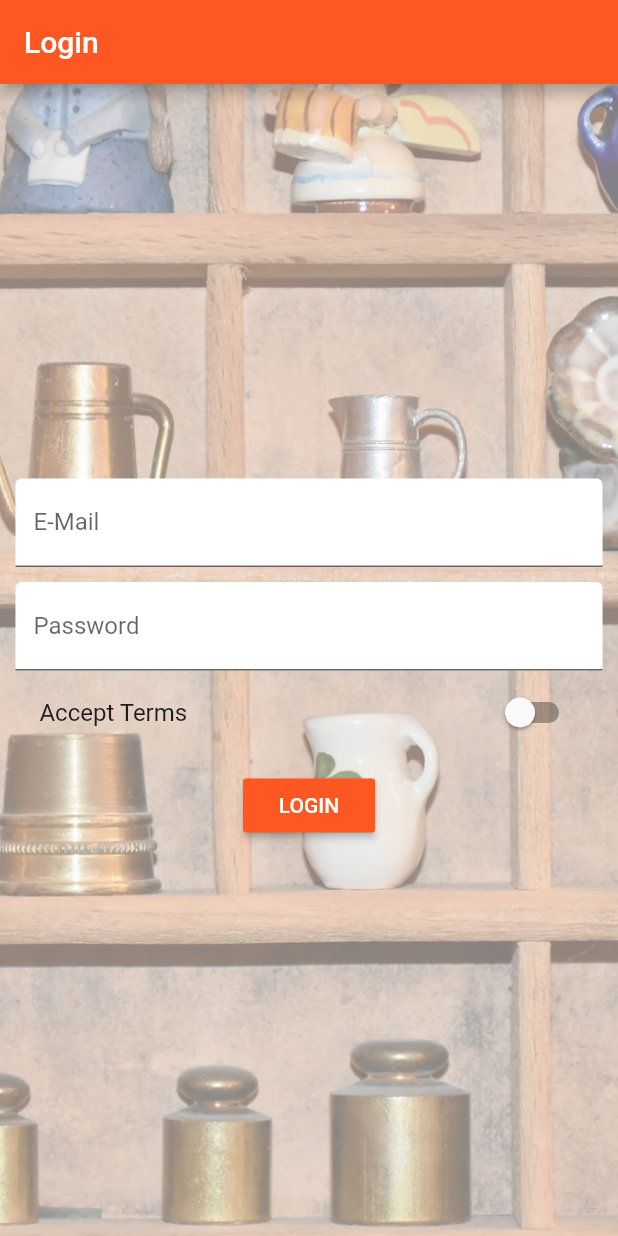
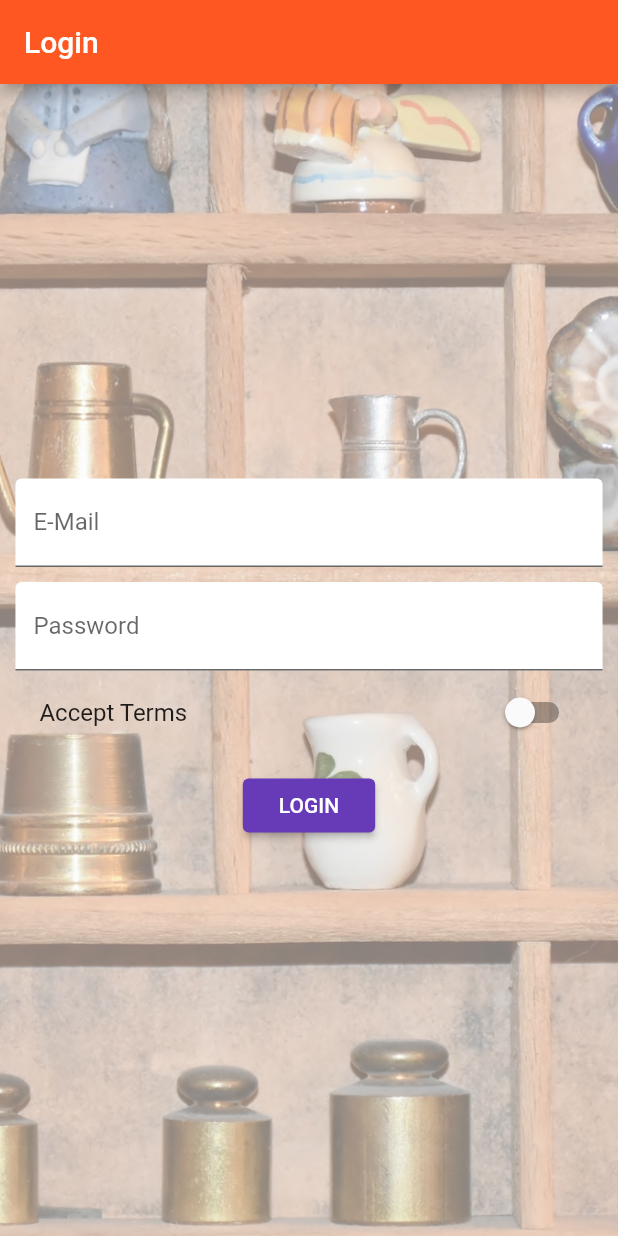
Before and after one commit to deepakpawade/shopapp, a Flutter app: the screen it shows after launch, on a phone screen of 412 x 824 dp. Run offline on Flutter 3.47's test engine with Material 2 defaults, Android fonts, the phone set to English and light mode, and no system bars.

Commit message:
Added Dark theme

```diff
--- a/lib/main.dart
+++ b/lib/main.dart
@@ -4,6 +4,7 @@ import './pages/productsAdmin.dart';
 import './pages/home.dart';
 import './pages/product.dart';
 import './pages/auth.dart';
+import './pages/settings.dart';
 
 void main() {
   // debugPaintSizeEnabled = true;
@@ -21,6 +22,20 @@ class MyApp extends StatefulWidget {
 
 class MyAppState extends State<MyApp> {
   List<Map<String, dynamic>> _products = [];
+  Brightness brightness;
+  bool _darkmode;
+  @override
+  void initState() {
+    _darkmode = false;
+    super.initState();
+  }
+
+  void _changeTheme(bool dark) {
+    setState(() {
+      brightness = (dark == true) ? Brightness.dark : Brightness.light;
+      _darkmode = (dark == true) ? true: false;
+    });
+  }
 
   void _addProduct(Map<String, dynamic> product) {
     print("addProduct function called ");
@@ -40,9 +55,17 @@ class MyAppState extends State<MyApp> {
     print("Material app build method");
     return new MaterialApp(
         theme: ThemeData(
-            brightness: Brightness.light,
-            primarySwatch: Colors.deepOrange,
-            accentColor: Colors.deepPurple),
+          brightness: brightness,
+          primarySwatch: Colors.deepOrange,
+          accentColor: Colors.deepPurple,
+          buttonTheme: ButtonThemeData(
+            buttonColor: Colors.deepPurple,
+            textTheme: ButtonTextTheme.primary,
+          ),
+
+          // buttonColor: Colors.deepPurple,
+          // buttonTheme: ButtonThemeData(textTheme: ButtonTextTheme.accent),
+        ),
         //home: Auth(),
         routes: {
           '/': (BuildContext context) {
@@ -53,11 +76,15 @@ class MyAppState extends State<MyApp> {
           },
           '/admin': (BuildContext context) {
             return ProductAdmin(_addProduct, _removeProduct);
-          }
+          },
+          '/settings': (BuildContext context) {
+            return Settings(_changeTheme,_darkmode);
+          },
         },
         onGenerateRoute: (RouteSettings settings) {
           List<String> pathElements = settings.name.split('/');
-          if (pathElements[0] != '') {  //before first / there's a empty string
+          if (pathElements[0] != '') {
+            //before first / there's a empty string
             return null;
           }
           if (pathElements[1] == 'product') {
--- a/lib/pages/auth.dart
+++ b/lib/pages/auth.dart
@@ -69,8 +69,6 @@ class _AuthState extends State<Auth> {
 
   Widget _buildLoginButton(BuildContext context) {
     return RaisedButton(
-      color: Theme.of(context).primaryColor,
-      textColor: Colors.white,
       child: Text('LOGIN'),
       onPressed: _login,
     );
@@ -79,7 +77,9 @@ class _AuthState extends State<Auth> {
   @override
   Widget build(BuildContext context) {
     final double deviceWidth = MediaQuery.of(context).size.width;
-    final double targetWidth = deviceWidth > 550.0 ? 500.0 : deviceWidth * 0.95; //if device width is greater than 550.0 pixels then 500.0 pixels else 95% of device's width
+    final double targetWidth = deviceWidth > 550.0
+        ? 500.0
+        : deviceWidth * 0.95; //if device width is greater than 550.0 pixels then 500.0 pixels else 95% of device's width
     return Scaffold(
       appBar: AppBar(
         title: Text('Login'),
--- a/lib/pages/product_create.dart
+++ b/lib/pages/product_create.dart
@@ -73,8 +73,9 @@ class _ProductCreatePageState extends State<ProductCreatePage> {
     final double deviceWidth = MediaQuery.of(context).size.width;
     final double targetWidth = deviceWidth > 550.0 ? 500 : deviceWidth * 0.95;
     final double targetPadding = deviceWidth - targetWidth;
-    return Container(   /* List View takes full available width so we set padding to the container */
-      padding: EdgeInsets.symmetric(horizontal: targetPadding/2),
+    return Container(
+      /* List View takes full available width so we set padding to the container */
+      padding: EdgeInsets.symmetric(horizontal: targetPadding / 2),
       margin: EdgeInsets.all(10.0),
       child: ListView(
         children: <Widget>[
@@ -86,7 +87,6 @@ class _ProductCreatePageState extends State<ProductCreatePage> {
           ),
           RaisedButton(
             child: Text("SAVE"),
-            color: Theme.of(context).accentColor,
             onPressed:
                 _saveData, // pass only the reference so that flutter will execute it when pressed.
           ),
```
Also changed, not shown: lib/pages/home.dart (+7 -0 lines), lib/pages/productsAdmin.dart (+7 -0 lines), lib/pages/settings.dart (added, +70 -0 lines).
